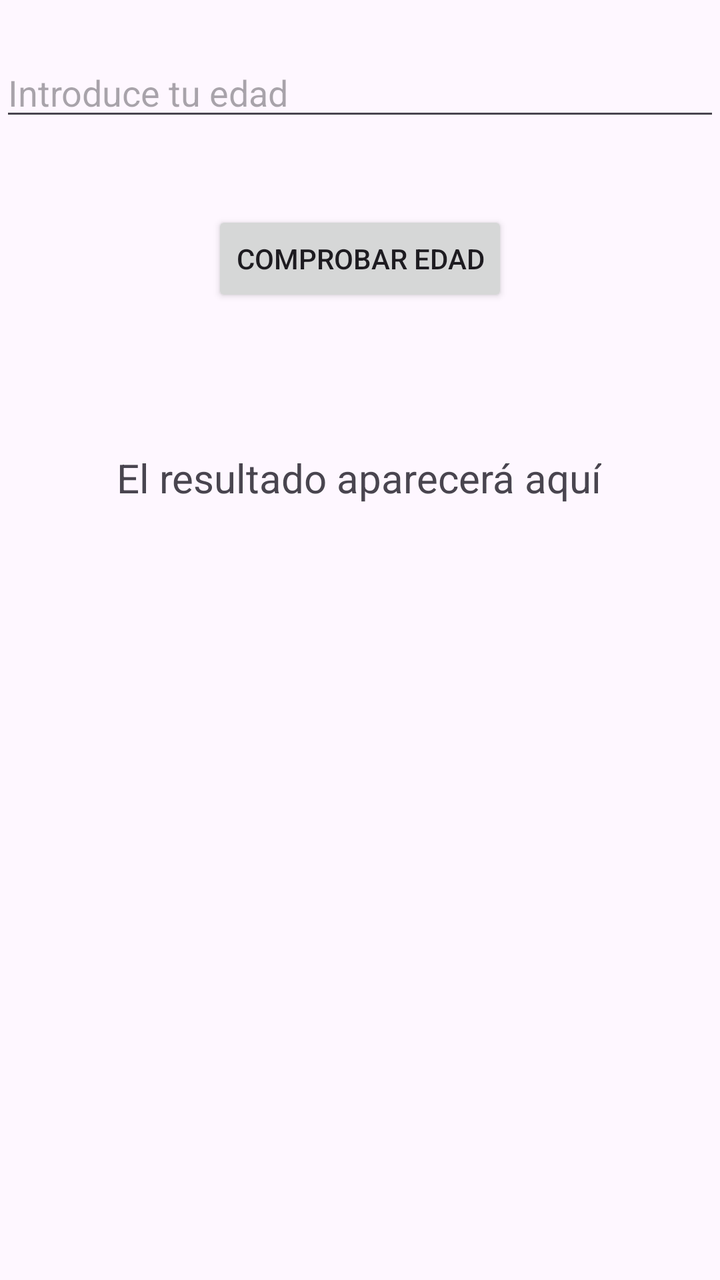
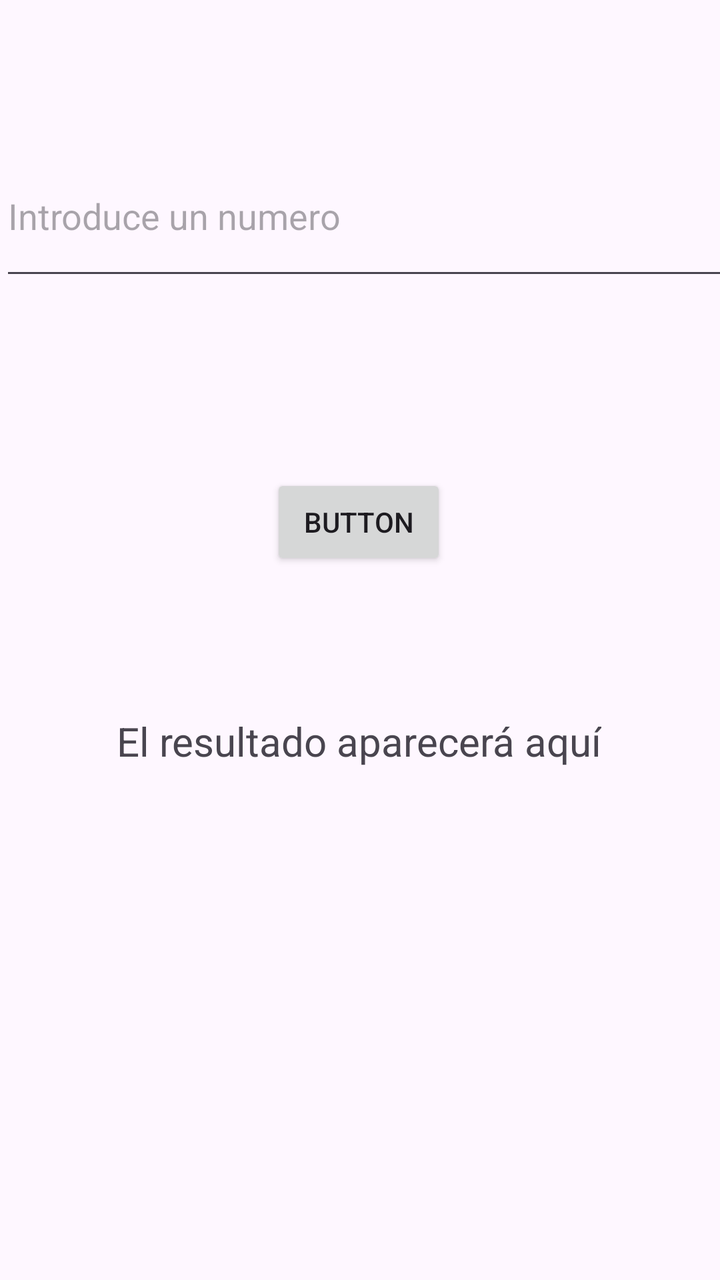

Compare the two renders of this Android layout. The source of the first and the diff that turns it into the second are given below.
<!-- AndroidManifest.xml: application theme Theme.MiPrimeraAplicacion -->
<!-- res/layout/activity_main.xml -->
<?xml version="1.0" encoding="utf-8"?>
<androidx.constraintlayout.widget.ConstraintLayout xmlns:android="http://schemas.android.com/apk/res/android"
    xmlns:app="http://schemas.android.com/apk/res-auto"
    xmlns:tools="http://schemas.android.com/tools"
    android:id="@+id/main"
    android:layout_width="match_parent"
    android:layout_height="match_parent"
    tools:context=".MainActivity">

    <EditText
        android:id="@+id/editTextText"
        android:layout_width="0dp"
        android:layout_height="wrap_content"
        android:layout_marginTop="24dp"
        android:ems="10"
        android:hint="Introduce tu edad"
        android:inputType="number"
        app:layout_constraintEnd_toEndOf="parent"
        app:layout_constraintHorizontal_bias="0.0"
        app:layout_constraintStart_toStartOf="parent"
        app:layout_constraintTop_toTopOf="parent" />

    <Button
        android:id="@+id/button"
        android:layout_width="wrap_content"
        android:layout_height="wrap_content"
        android:layout_marginTop="40dp"
        android:text="Comprobar Edad"
        app:layout_constraintEnd_toEndOf="parent"
        app:layout_constraintStart_toStartOf="parent"
        app:layout_constraintTop_toBottomOf="@+id/editTextText" />

    <TextView
        android:id="@+id/textView2"
        android:layout_width="wrap_content"
        android:layout_height="wrap_content"
        android:layout_marginTop="72dp"
        android:text="El resultado aparecerá aquí"
        android:textAlignment="center"
        android:textSize="20sp"
        app:layout_constraintEnd_toEndOf="parent"
        app:layout_constraintHorizontal_bias="0.496"
        app:layout_constraintStart_toStartOf="parent"
        app:layout_constraintTop_toBottomOf="@+id/button" />
</androidx.constraintlayout.widget.ConstraintLayout>
<!-- resources referenced by this layout -->
<resources>
  <style name="Theme.MiPrimeraAplicacion" parent="Base.Theme.MiPrimeraAplicacion" />
  <style name="Base.Theme.MiPrimeraAplicacion" parent="Theme.Material3.DayNight.NoActionBar">
          
          
      </style>
</resources>

<!-- the commit's change to res/layout/activity_main.xml (unified diff, before → after) -->
@@ -9,11 +9,11 @@
 
     <EditText
         android:id="@+id/editTextText"
-        android:layout_width="0dp"
-        android:layout_height="wrap_content"
-        android:layout_marginTop="24dp"
+        android:layout_width="408dp"
+        android:layout_height="77dp"
+        android:layout_marginTop="68dp"
         android:ems="10"
-        android:hint="Introduce tu edad"
+        android:hint="Introduce un numero"
         android:inputType="number"
         app:layout_constraintEnd_toEndOf="parent"
         app:layout_constraintHorizontal_bias="0.0"
@@ -24,9 +24,10 @@
         android:id="@+id/button"
         android:layout_width="wrap_content"
         android:layout_height="wrap_content"
-        android:layout_marginTop="40dp"
-        android:text="Comprobar Edad"
+        android:layout_marginTop="92dp"
+        android:text="Button"
         app:layout_constraintEnd_toEndOf="parent"
+        app:layout_constraintHorizontal_bias="0.498"
         app:layout_constraintStart_toStartOf="parent"
         app:layout_constraintTop_toBottomOf="@+id/editTextText" />
 
